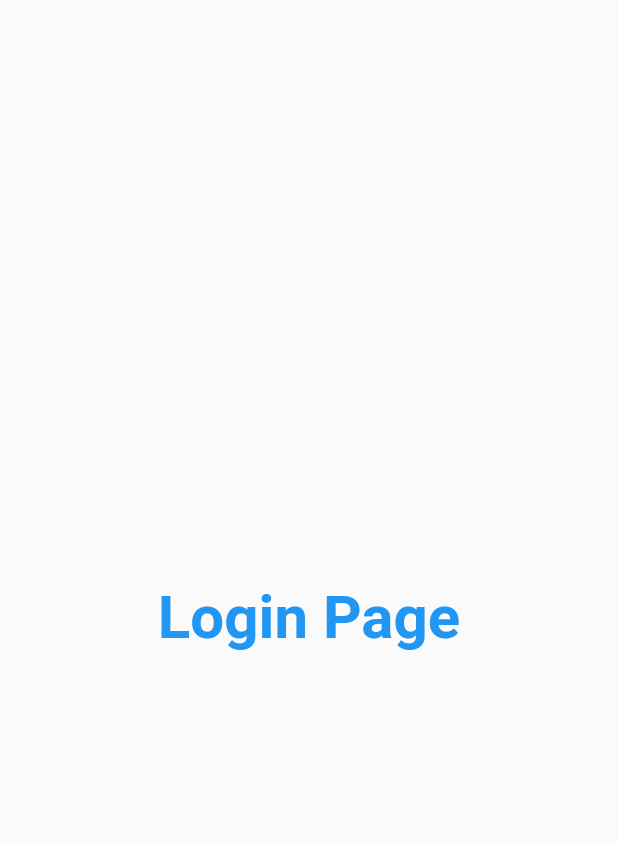
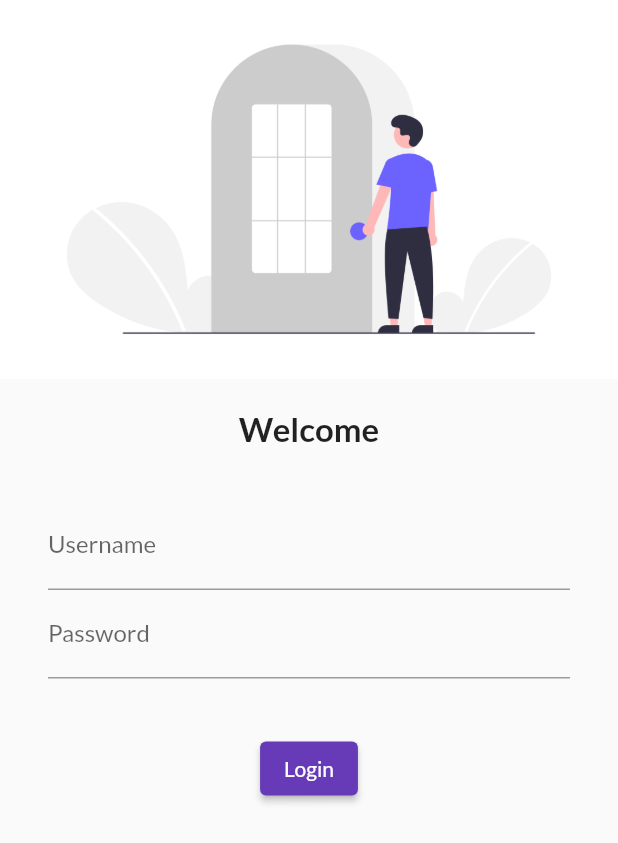
Before and after one commit to krishporwal14/30DaysOfFlutter, a Flutter app: the screen it shows after launch, on a phone screen of 412 x 824 dp. Shown: the top 843 px of the screen. Run offline on Flutter 3.47's test engine with Material 2 defaults, Android fonts, the phone set to English and light mode, and no system bars; our stand-ins replace google_fonts.

Commit message:
Day 4 completed

```diff
--- a/lib/main.dart
+++ b/lib/main.dart
@@ -1,6 +1,7 @@
 // ignore_for_file: prefer_const_constructors, use_key_in_widget_constructors
 
 import 'package:flutter/material.dart';
+import 'package:google_fonts/google_fonts.dart';
 import './pages/home_page.dart';
 import './pages/login_page.dart';
 
@@ -9,11 +10,15 @@ void main() {
 }
 
 class MyApp extends StatelessWidget {
+  const MyApp();
   @override
   Widget build(BuildContext context) {
     return MaterialApp(
       themeMode: ThemeMode.light,
-      theme: ThemeData(primarySwatch: Colors.deepPurple),
+      theme: ThemeData(
+        primarySwatch: Colors.deepPurple,
+        fontFamily: GoogleFonts.lato().fontFamily,
+        ),
       darkTheme: ThemeData(
         brightness: Brightness.dark,
       ),
--- a/lib/pages/login_page.dart
+++ b/lib/pages/login_page.dart
@@ -6,16 +6,57 @@ class LoginPage extends StatelessWidget {
   @override
   Widget build(BuildContext context) {
     return Material(
-      child: Center(
-        child: Text(
-          "Login Page",
-          style: TextStyle(
-            fontSize: 40,
-            color: Colors.blue,
-            fontWeight: FontWeight.bold
+      child: Column(
+        children: [
+          Image.asset(
+            "images/login_page_bg.png",
+            fit: BoxFit.cover,
           ),
-        ),
-        ),
+          SizedBox(
+            height: 20.0,
+          ),
+          Text(
+            "Welcome",
+            style: TextStyle(
+              fontSize: 22,
+              fontWeight: FontWeight.bold,
+            ),
+          ),
+          SizedBox(
+            height: 20.0,
+          ),
+          Padding(
+            padding:
+                const EdgeInsets.symmetric(vertical: 16.0, horizontal: 32.0),
+            child: Column(
+              children: [
+                TextFormField(
+                  decoration: InputDecoration(
+                    hintText: "Enter Username",
+                    labelText: "Username",
+                  ),
+                ),
+                TextFormField(
+                  obscureText: true,
+                  decoration: InputDecoration(
+                    hintText: "Enter Password",
+                    labelText: "Password",
+                  ),
+                ),
+              ],
+            ),
+          ),
+          SizedBox(
+            height: 20.0,
+          ),
+          ElevatedButton(
+            child: Text(
+              "Login",
+            ),
+            onPressed: () {},
+          ),
+        ],
+      ),
     );
   }
 }
```
Also changed, not shown: pubspec.yaml (+5 -6 lines), images/login_page_bg.png (added), pubspec.lock, 1 other file.
